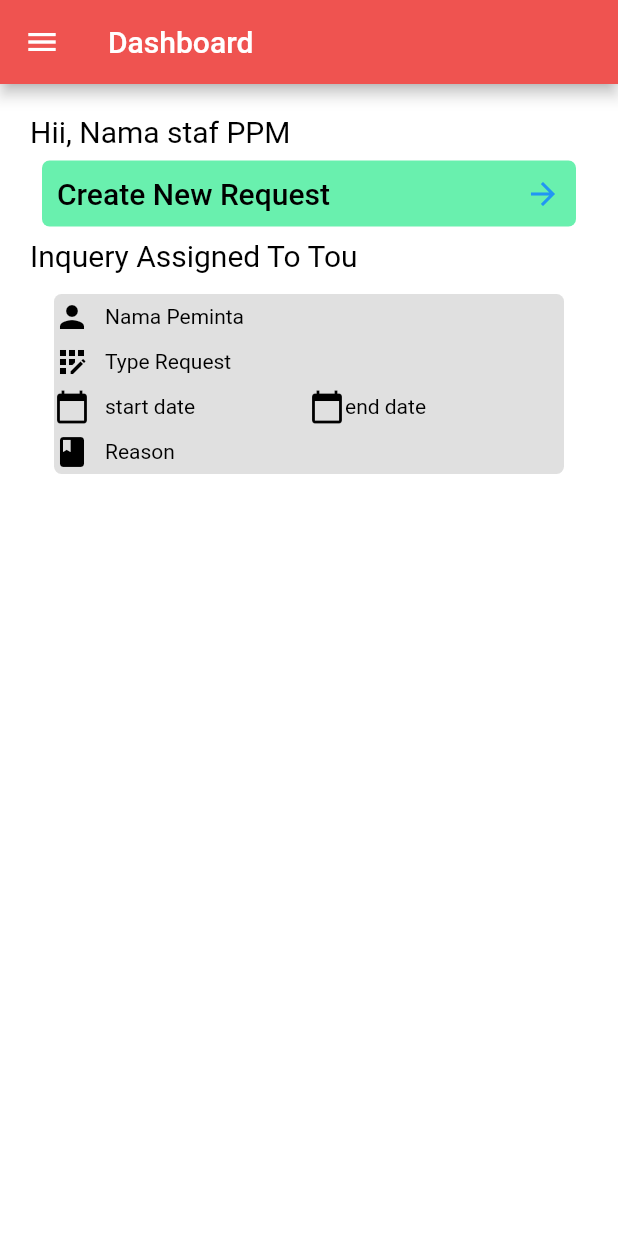
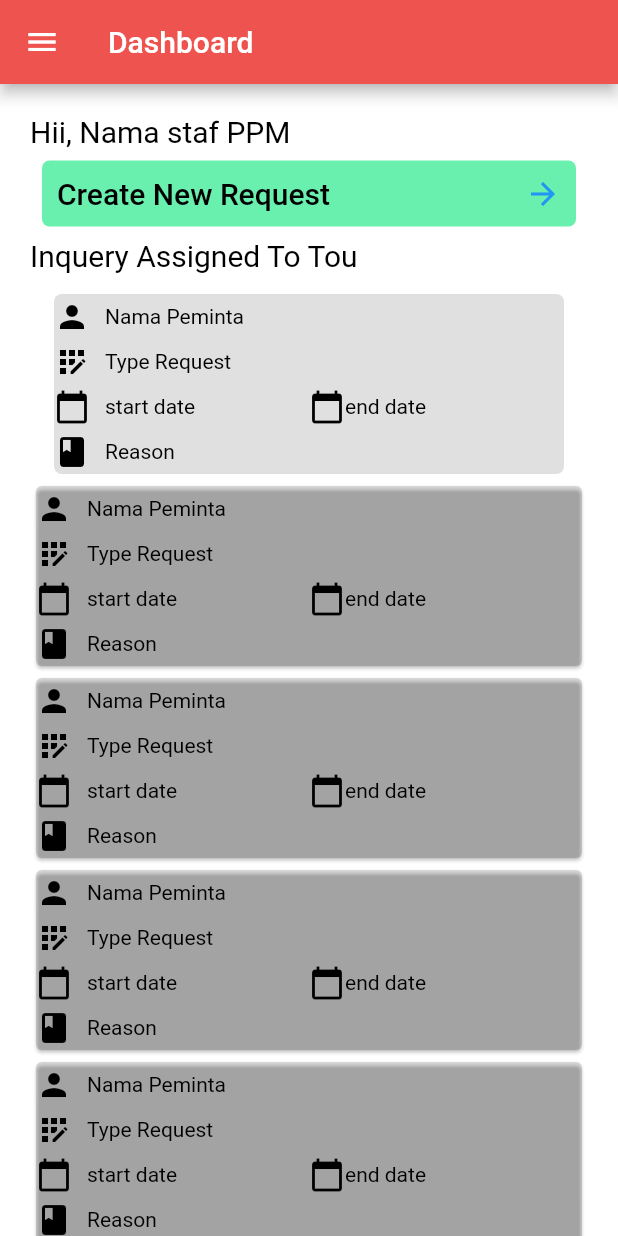
Before and after one commit to cardaramdani/mobileApp_ppm, a Flutter app: the Dashboard screen opened by its route, on a phone screen of 412 x 824 dp. Run offline on Flutter 3.47's test engine with Material 2 defaults, Android fonts, the phone set to English and light mode, and no system bars; our stand-ins replace faker, progress_dialog, rflutter_alert.

```diff
--- a/lib/views/dashboard/dashboard.dart
+++ b/lib/views/dashboard/dashboard.dart
@@ -152,6 +152,11 @@ class _DashboardState extends State<Dashboard> {
                 },
                 subtitle: containerFormrequest(),
               ),
+
+              iwO(),
+              iwO(),
+              iwO(),
+              iwO(),
             ],
           ),
         ],
@@ -170,54 +175,168 @@ class _DashboardState extends State<Dashboard> {
 //     focusColor: Colors.red,
 //   );
 // }
-GridView requestFrom() {
-  return GridView.builder(
-      gridDelegate: SliverGridDelegateWithFixedCrossAxisCount(
-        crossAxisCount: 2,
-      ),
-      itemBuilder: (context, index) {
-        return;
-      },
-      itemCount: 2);
-}
 
 Card iwO() {
   return Card(
+    color: colorContainer,
     child: Column(
       children: <Widget>[
-        Container(
-            margin: EdgeInsets.only(left: 10.0, right: 10.0, bottom: 1.0),
-            child: Row(
-              mainAxisAlignment: MainAxisAlignment.spaceBetween,
+        Row(
+          mainAxisAlignment: MainAxisAlignment.spaceAround,
+          children: <Widget>[
+            Flexible(
+              flex: 1,
+              child: Container(
+                alignment: Alignment.center,
+                height: 30,
+                decoration: BoxDecoration(
+                  shape: BoxShape.rectangle,
+                  color: Colors.transparent,
+                ),
+                child: Row(
+                  children: <Widget>[
+                    Container(
+                      margin: EdgeInsets.only(right: 10),
+                      child: Icon(
+                        Icons.person,
+                        color: Colors.black,
+                      ),
+                    ),
+                    Container(
+                      child: Text(
+                        "Nama Peminta ",
+                        style: TextStyle(color: Colors.black),
+                      ),
+                    )
+                  ],
+                ),
+              ),
+            ),
+          ],
+        ),
+        Row(
+          mainAxisAlignment: MainAxisAlignment.spaceAround,
+          children: <Widget>[
+            Flexible(
+              flex: 1,
+              child: Container(
+                alignment: Alignment.center,
+                height: 30,
+                decoration: BoxDecoration(
+                  shape: BoxShape.rectangle,
+                  color: Colors.transparent,
+                ),
+                child: Row(
+                  children: <Widget>[
+                    Container(
+                      margin: EdgeInsets.only(right: 10),
+                      child: Icon(
+                        Icons.app_registration,
+                        color: Colors.black,
+                      ),
+                    ),
+                    Container(
+                      child: Text(
+                        "Type Request ",
+                        style: TextStyle(color: Colors.black),
+                      ),
+                    )
+                  ],
+                ),
+              ),
+            ),
+          ],
+        ),
+        Column(
+          children: <Widget>[
+            Row(
+              mainAxisAlignment: MainAxisAlignment.spaceAround,
               children: <Widget>[
-                Text("089809/890ao/90"),
-                Text("status pekerjaan")
+                Flexible(
+                  flex: 1,
+                  child: Container(
+                    alignment: Alignment.center,
+                    height: 30,
+                    decoration: BoxDecoration(
+                      shape: BoxShape.rectangle,
+                      color: Colors.transparent,
+                    ),
+                    child: Row(
+                      children: <Widget>[
+                        Container(
+                          margin: EdgeInsets.only(right: 10),
+                          child: Icon(
+                            Icons.calendar_today,
+                            color: Colors.black,
+                          ),
+                        ),
+                        Text(
+                          "start date",
+                          style: TextStyle(color: Colors.black),
+                        )
+                      ],
+                    ),
+                  ),
+                ),
+                Flexible(
+                  flex: 1,
+                  child: Container(
+                      alignment: Alignment.centerRight,
+                      height: 30,
+                      decoration: BoxDecoration(
+                        shape: BoxShape.rectangle,
+                        color: Colors.transparent,
+                      ),
+                      child: Row(
+                        children: <Widget>[
+                          Icon(
+                            Icons.calendar_today,
+                            color: Colors.black,
+                          ),
+                          Text(
+                            "end date",
+                            style: TextStyle(color: Colors.black),
+                          ),
+                        ],
+                      )),
+                ),
               ],
-            )),
-        Container(
-            margin: EdgeInsets.only(left: 10.0, right: 10.0, bottom: 10.0),
-            child: Row(
-              mainAxisAlignment: MainAxisAlignment.spaceBetween,
+            ),
+            Row(
+              mainAxisAlignment: MainAxisAlignment.spaceAround,
               children: <Widget>[
-                Text("engineering pompa"),
-                Image(image: AssetImage("assets/icons/icon-atr-reschedule.png"))
+                Flexible(
+                  flex: 1,
+                  child: Container(
+                    alignment: Alignment.center,
+                    height: 30,
+                    decoration: BoxDecoration(
+                      shape: BoxShape.rectangle,
+                      color: Colors.transparent,
+                    ),
+                    child: Row(
+                      children: <Widget>[
+                        Container(
+                          margin: EdgeInsets.only(right: 10),
+                          child: Icon(
+                            Icons.book,
+                            color: Colors.black,
+                          ),
+                        ),
+                        Container(
+                          child: Text(
+                            "Reason ",
+                            style: TextStyle(color: Colors.black),
+                          ),
+                        )
+                      ],
+                    ),
+                  ),
+                ),
               ],
-            )),
-        Container(
-            margin: EdgeInsets.only(left: 10.0, right: 10.0),
-            child: Row(
-              children: <Widget>[
-                Icon(Icons.date_range),
-                Text("12 des 2020"),
-                Icon(Icons.person),
-                Text("1207")
-              ],
-            )),
-        Container(
-            margin: EdgeInsets.only(left: 10.0, right: 10.0),
-            child: Row(
-              children: <Widget>[Icon(Icons.home), Text("Orchard 2019")],
-            )),
+            ),
+          ],
+        )
       ],
     ),
   );
--- a/lib/views/request_form/create_form_leave.dart
+++ b/lib/views/request_form/create_form_leave.dart
@@ -1,7 +1,7 @@
 import 'package:flutter/material.dart';
 import 'package:intl/intl.dart';
 import 'package:mobileApp_ppm/views/dashboard/dashboard.dart';
-import 'package:datetime_picker_formfield/datetime_picker_formfield.dart';
+// import 'package:datetime_picker_formfield/datetime_picker_formfield.dart';
 
 class FormRequest extends StatefulWidget {
   const FormRequest({Key key}) : super(key: key);
@@ -102,19 +102,6 @@ class _FormRequestState extends State<FormRequest> {
                         color: Colors.black,
                       ),
                     ),
-                    Expanded(
-                      child: DateTimeField(
-                        decoration: InputDecoration(labelText: "startdate"),
-                        format: formattanggal,
-                        onShowPicker: (context, currentValue) {
-                          return showDatePicker(
-                              context: context,
-                              firstDate: DateTime(1900),
-                              initialDate: currentValue ?? DateTime.now(),
-                              lastDate: DateTime(2100));
-                        },
-                      ),
-                    )
                   ],
                 ),
               ),
--- a/pubspec.yaml
+++ b/pubspec.yaml
@@ -23,12 +23,11 @@ environment:
 dependencies:
   flutter:
     sdk: flutter
-  intl : ^0.16.0
   faker: ^1.2.0
   rflutter_alert: ^1.0.3
   http : ^0.12.1
   progress_dialog : ^1.2.2
-  datetime_picker_formfield : ^1.0.0
+  datetime_picker_formfield : ^2.0.0
   grouped_buttons : ^1.0.4
 
 
```
Also changed, not shown: pubspec.lock.
